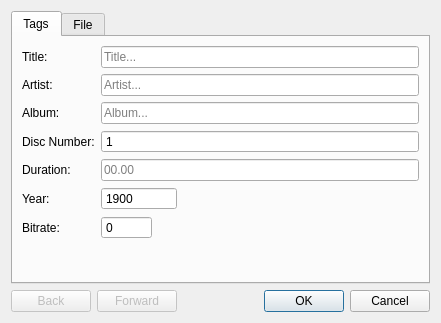
First picture: the form in src/libtomahawk/filemetadata/MetadataEditor.ui, repository tomahawk-player/tomahawk, before the edit.
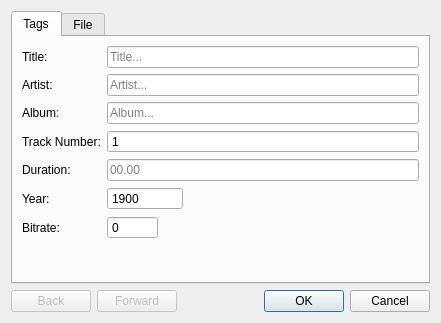
Second picture: the form after the edit.

Commit message: 'Disc Number' should read 'Track Number'.

Diff of the .ui file:
```diff
--- a/src/libtomahawk/filemetadata/MetadataEditor.ui
+++ b/src/libtomahawk/filemetadata/MetadataEditor.ui
@@ -87,7 +87,7 @@
        <item row="12" column="0">
         <widget class="QLabel" name="label_5">
          <property name="text">
-          <string>Disc Number:</string>
+          <string>Track Number:</string>
          </property>
         </widget>
        </item>
```
